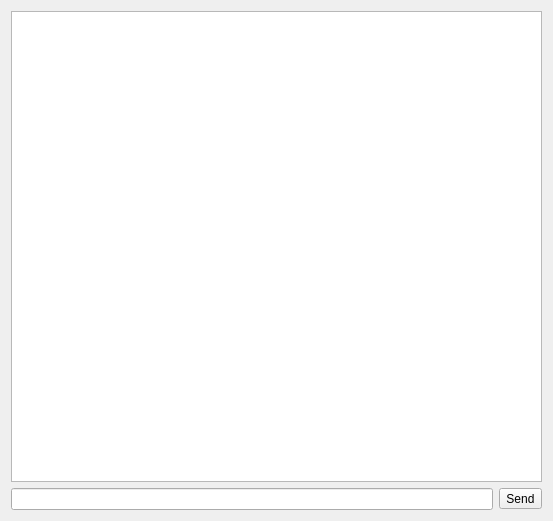
Before: the Qt Designer form ui/PMWindow.ui in apavelm/stildcpp, drawn with Qt 5.
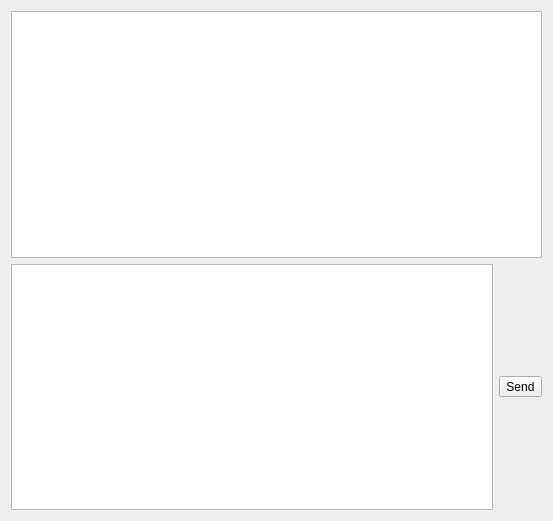
After: the same form once the commit is applied.

```diff
--- a/ui/PMWindow.ui
+++ b/ui/PMWindow.ui
@@ -22,7 +22,7 @@
    <item row="1" column="0" >
     <layout class="QHBoxLayout" >
      <item>
-      <widget class="QLineEdit" name="lineEdit" />
+      <widget class="QTextEdit" name="lineEdit" />
      </item>
      <item>
       <widget class="QToolButton" name="SendBtn" >
```
